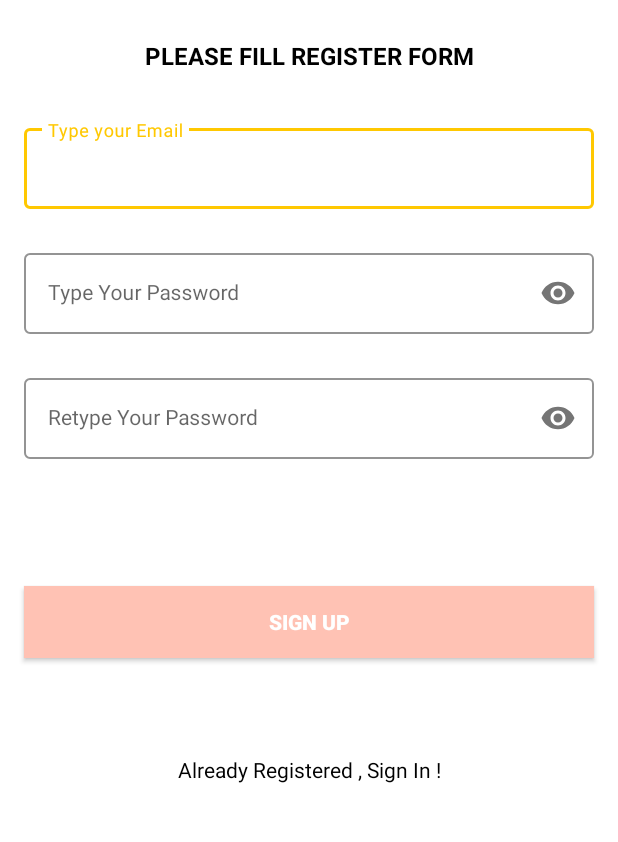
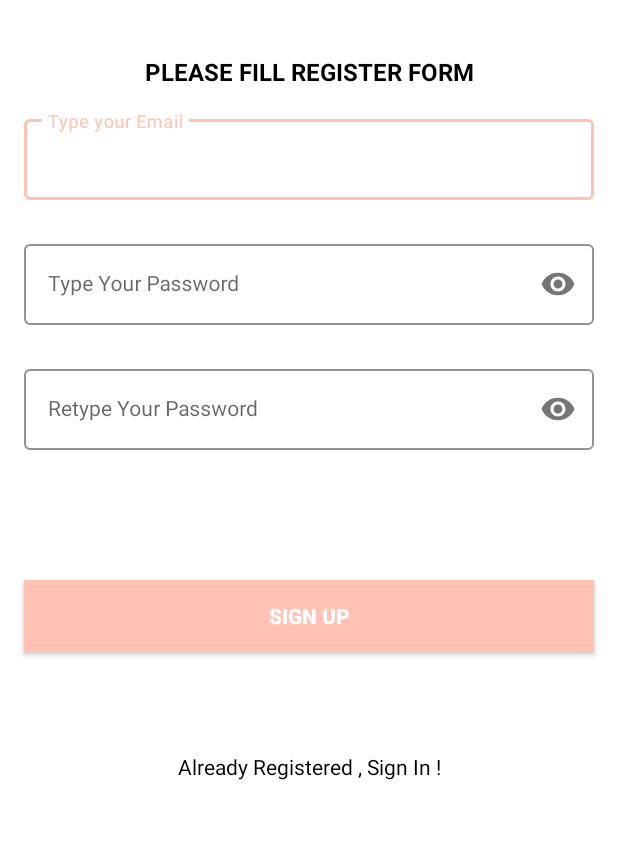
Before and after one commit to Ferdy199/Sweetect-2.0, an Android app: the SignUpActivity screen opened directly, with no data from a screen before it, on a phone screen of 412 x 824 dp, the part 330-1172 px from its top. Run offline under Robolectric (Android 15) with nearby library versions, the phone set to English and light mode, and no system bars; Roboto replaces fonts that are not available here.

Commit message:
memperbaiki layouting

```diff
--- a/app/build.gradle
+++ b/app/build.gradle
@@ -5,14 +5,14 @@ plugins {
 }
 
 android {
-    compileSdkVersion 32
+    compileSdkVersion 33
     buildToolsVersion "30.0.3"
 
     defaultConfig {
-        buildConfigField("String", "FIREBASE_ADDRESS", '"https://sweetect-default-rtdb.asia-southeast1.firebasedatabase.app"')
+        buildConfigField("String", "FIREBASE_ADDRESS", '"https://sweetectapp-default-rtdb.asia-southeast1.firebasedatabase.app"')
         applicationId "com.daftech.sweetectapp"
         minSdkVersion 21
-        targetSdkVersion 32
+        targetSdkVersion 33
         versionCode 1
         versionName "1.0"
 
--- a/app/src/main/java/com/daftech/sweetectapp/core/utils/ViewModelFactory.kt
+++ b/app/src/main/java/com/daftech/sweetectapp/core/utils/ViewModelFactory.kt
@@ -3,6 +3,7 @@ package com.daftech.sweetectapp.core.utils
 import android.content.Context
 import androidx.lifecycle.ViewModel
 import androidx.lifecycle.ViewModelProvider
+import androidx.lifecycle.viewmodel.CreationExtras
 import com.daftech.sweetectapp.core.di.Injection
 import com.daftech.sweetectapp.core.repository.FoodRepository
 import com.daftech.sweetectapp.ui.dashboard.DashboardViewModel
@@ -24,8 +25,8 @@ class ViewModelFactory private constructor(private val mFoodRepository: FoodRepo
         }
     }
 
-    @Suppress("UNCHECKED_CAST")
-    override fun <T : ViewModel?> create(modelClass: Class<T>): T {
+
+    override fun <T : ViewModel> create(modelClass: Class<T>): T {
         return when{
             modelClass.isAssignableFrom(DetailViewModel::class.java) -> {
                 DetailViewModel(mFoodRepository) as T
--- a/app/src/main/java/com/daftech/sweetectapp/ui/dashboard/DashboardActivty.kt
+++ b/app/src/main/java/com/daftech/sweetectapp/ui/dashboard/DashboardActivty.kt
@@ -18,7 +18,6 @@ import androidx.appcompat.app.AppCompatActivity
 import androidx.core.app.ActivityCompat
 import androidx.core.content.ContextCompat
 import androidx.core.view.GravityCompat
-import androidx.fragment.app.Fragment
 import androidx.lifecycle.ViewModelProvider
 import androidx.recyclerview.widget.ItemTouchHelper
 import androidx.recyclerview.widget.LinearLayoutManager
@@ -28,8 +27,6 @@ import com.daftech.sweetectapp.core.adapter.HistoryAdapter
 import com.daftech.sweetectapp.core.utils.ViewModelFactory
 import com.daftech.sweetectapp.databinding.ActivityDashboardBinding
 import com.daftech.sweetectapp.ui.detail.DetailActivity
-import com.daftech.sweetectapp.ui.main.MainActivity
-import com.daftech.sweetectapp.ui.onboarding.ViewPagerFragment
 import com.daftech.sweetectapp.ui.signin.SignInActivity
 import com.google.android.material.navigation.NavigationView
 import com.google.firebase.auth.FirebaseAuth
--- a/app/src/main/res/drawable/grid_shape.xml
+++ b/app/src/main/res/drawable/grid_shape.xml
@@ -5,5 +5,5 @@
     <solid android:color="@color/soft_pink"/>
     <corners
         android:bottomLeftRadius="15dp"
-        android:bottomRightRadius="15dp"/>
+        android:bottomRightRadius="15dp" />
 </shape>
--- a/app/src/main/res/layout/activity_sign_up.xml
+++ b/app/src/main/res/layout/activity_sign_up.xml
@@ -11,8 +11,8 @@
         android:layout_width="match_parent"
         android:layout_height="220dp"
         android:layout_marginHorizontal="16dp"
+        android:contentDescription="@string/signUp_header"
         android:src="@drawable/logosweetect"
-        app:layout_constraintBottom_toTopOf="@+id/tv_signin"
         app:layout_constraintEnd_toEndOf="parent"
         app:layout_constraintHorizontal_bias="0.0"
         app:layout_constraintStart_toStartOf="parent"
@@ -23,14 +23,13 @@
         android:id="@+id/tv_signin"
         android:layout_width="wrap_content"
         android:layout_height="wrap_content"
-        android:layout_marginBottom="32dp"
-        android:text="PLEASE FILL REGISTER FORM"
+        android:text="@string/please_fill_register_form"
         android:textColor="@color/black"
         android:textSize="16sp"
         android:textStyle="bold"
-        app:layout_constraintBottom_toTopOf="@+id/emailLayout"
         app:layout_constraintEnd_toEndOf="parent"
-        app:layout_constraintStart_toStartOf="parent" />
+        app:layout_constraintStart_toStartOf="parent"
+        app:layout_constraintTop_toTopOf="@+id/guideline3" />
 
     <com.google.android.material.textfield.TextInputLayout
         android:id="@+id/emailLayout"
@@ -38,20 +37,18 @@
         android:layout_width="match_parent"
         android:layout_height="wrap_content"
         android:layout_marginHorizontal="16dp"
-        android:layout_marginTop="300dp"
-        app:boxStrokeColor="@color/yellow"
-        app:hintTextColor="@color/yellow"
+        app:boxStrokeColor="@color/soft_pink"
+        app:hintTextColor="@color/soft_pink"
         app:layout_constraintEnd_toEndOf="parent"
-        app:layout_constraintHorizontal_bias="0.5"
         app:layout_constraintStart_toStartOf="parent"
-        app:layout_constraintTop_toTopOf="parent">
+        app:layout_constraintTop_toBottomOf="@+id/tv_signin">
 
         <com.google.android.material.textfield.TextInputEditText
             android:id="@+id/emailEt"
             style="@style/LoginTextInputInnerFieldStyle"
             android:layout_width="match_parent"
             android:layout_height="wrap_content"
-            android:hint="Type your Email"
+            android:hint="@string/type_your_email"
             android:inputType="textEmailAddress" />
     </com.google.android.material.textfield.TextInputLayout>
 
@@ -62,8 +59,8 @@
         android:layout_height="wrap_content"
         android:layout_marginHorizontal="16dp"
         android:layout_marginTop="24dp"
-        app:boxStrokeColor="@color/yellow"
-        app:hintTextColor="@color/yellow"
+        app:boxStrokeColor="@color/soft_pink"
+        app:hintTextColor="@color/soft_pink"
         app:layout_constraintEnd_toEndOf="parent"
         app:layout_constraintHorizontal_bias="0.5"
         app:layout_constraintStart_toStartOf="parent"
@@ -75,7 +72,7 @@
             style="@style/LoginTextInputInnerFieldStyle"
             android:layout_width="match_parent"
             android:layout_height="wrap_content"
-            android:hint="Type Your Password"
+            android:hint="@string/type_your_password"
             android:inputType="textPassword" />
     </com.google.android.material.textfield.TextInputLayout>
 
@@ -86,8 +83,8 @@
         android:layout_height="wrap_content"
         android:layout_marginHorizontal="16dp"
         android:layout_marginTop="24dp"
-        app:boxStrokeColor="@color/yellow"
-        app:hintTextColor="@color/yellow"
+        app:boxStrokeColor="@color/soft_pink"
+        app:hintTextColor="@color/soft_pink"
         app:layout_constraintEnd_toEndOf="parent"
         app:layout_constraintHorizontal_bias="0.5"
         app:layout_constraintStart_toStartOf="parent"
@@ -99,7 +96,7 @@
             style="@style/LoginTextInputInnerFieldStyle"
             android:layout_width="match_parent"
             android:layout_height="wrap_content"
-            android:hint="Retype Your Password"
+            android:hint="@string/retype_your_password"
             android:inputType="textPassword" />
     </com.google.android.material.textfield.TextInputLayout>
 
@@ -109,24 +106,32 @@
         android:layout_height="wrap_content"
         android:layout_marginHorizontal="16dp"
         android:background="@color/soft_pink"
-        android:text="Sign Up"
+        android:text="@string/sign_up"
         android:textColor="@color/white"
         android:textStyle="bold"
         app:layout_constraintBottom_toBottomOf="@id/tv_toSignIn"
         app:layout_constraintEnd_toEndOf="parent"
         app:layout_constraintStart_toStartOf="parent"
         app:layout_constraintTop_toBottomOf="@+id/confirmPasswordLayout" />
+
     <TextView
         android:id="@+id/tv_toSignIn"
         android:layout_width="wrap_content"
         android:layout_height="wrap_content"
+        android:layout_marginBottom="16dp"
+        android:text="@string/already_registered_sign_in"
         android:textColor="@color/black"
-        android:text="Already Registered , Sign In !"
-        android:layout_marginBottom="16dp"
         app:layout_constraintBottom_toBottomOf="parent"
         app:layout_constraintEnd_toEndOf="parent"
         app:layout_constraintHorizontal_bias="0.5"
         app:layout_constraintStart_toStartOf="parent"
         app:layout_constraintTop_toBottomOf="@+id/btn_signUp" />
 
+    <androidx.constraintlayout.widget.Guideline
+        android:id="@+id/guideline3"
+        android:layout_width="wrap_content"
+        android:layout_height="wrap_content"
+        android:orientation="horizontal"
+        app:layout_constraintGuide_begin="257dp" />
+
 </androidx.constraintlayout.widget.ConstraintLayout>
--- a/app/src/main/res/values/strings.xml
+++ b/app/src/main/res/values/strings.xml
@@ -54,6 +54,14 @@
     <string name="txt_username">Username</string>
     <string name="navigation_drawer_open">Open navigation drawer</string>
     <string name="navigation_drawer_close">Close navigation drawer</string>
+    <string name="lengkung_henle">Lengkung Henle</string>
+    <string name="signUp_header">header</string>
+    <string name="please_fill_register_form">PLEASE FILL REGISTER FORM</string>
+    <string name="type_your_email">Type your Email</string>
+    <string name="type_your_password">Type Your Password</string>
+    <string name="retype_your_password">Retype Your Password</string>
+    <string name="sign_up">Sign Up</string>
+    <string name="already_registered_sign_in">Already Registered , Sign In !</string>
 
 
 </resources>
```
Also changed, not shown: app/src/main/res/layout/activity_dashboard.xml (+24 -28 lines), app/src/main/res/layout/activity_sign_in.xml (+23 -20 lines).
